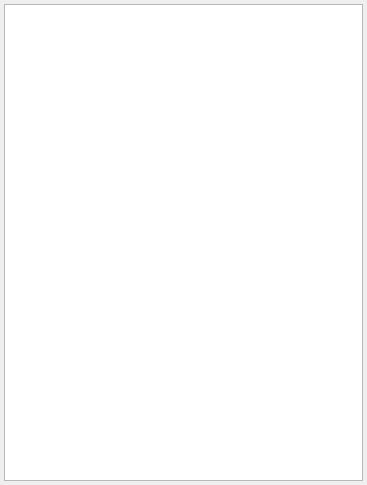
Old version of the form src/tiled/worldeddock.ui in the repository timbaker/tiled.
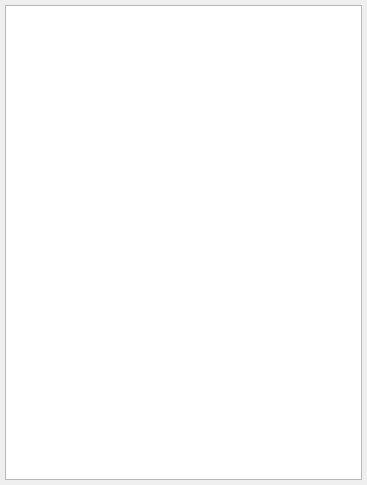
New version of the form. Custom widgets are drawn as their Qt base class.

Commit message:
TileZed: make WorldEd Dock margin size match the other docks.
Actually, the Maps Dock uses a different margin size...

Patch:
```diff
--- a/src/tiled/worldeddock.ui
+++ b/src/tiled/worldeddock.ui
@@ -16,7 +16,7 @@
   <widget class="QWidget" name="dockWidgetContents">
    <layout class="QGridLayout" name="gridLayout">
     <property name="margin">
-     <number>4</number>
+     <number>5</number>
     </property>
     <item row="0" column="0">
      <widget class="Tiled::Internal::WorldEdView" name="view"/>
```
